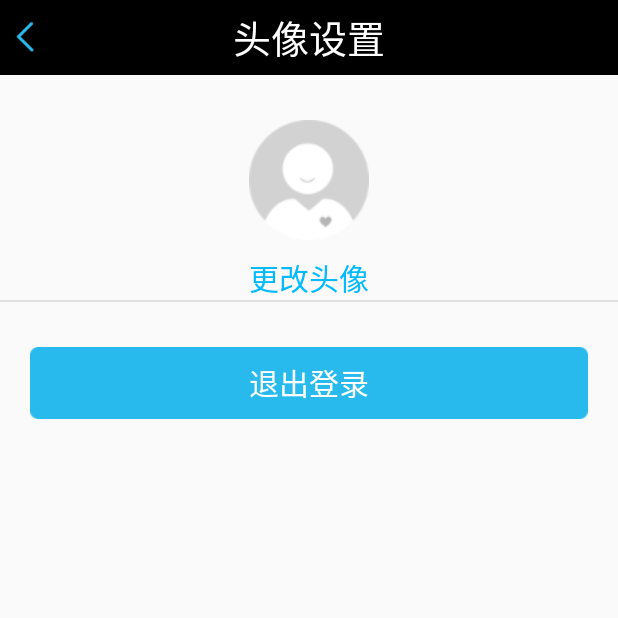
After one commit to xiaoloongge/p2p0224, an Android app: the IconSettingsActivity screen opened directly, with no data from a screen before it, on a phone screen of 412 x 824 dp, the top half of it. The commit adds this screen. Run offline under Robolectric (Android 15) with nearby library versions, the phone set to English and light mode, and no system bars; our stand-ins replace ButterKnife.

Commit message:
头像设置UI

```diff
--- a/app/src/main/AndroidManifest.xml
+++ b/app/src/main/AndroidManifest.xml
@@ -47,7 +47,8 @@
         </activity>
         <activity android:name=".activity.MainActivity" />
         <activity android:name=".activity.LoginActivity" />
-        <activity android:name=".activity.RegisterActivity"></activity>
+        <activity android:name=".activity.RegisterActivity" />
+        <activity android:name=".activity.IconSettingsActivity"></activity>
     </application>
 
 </manifest>
--- /dev/null
+++ b/app/src/main/java/com/atguigu/p2p0224/activity/IconSettingsActivity.java
@@ -0,0 +1,65 @@
+package com.atguigu.p2p0224.activity;
+
+import android.os.Bundle;
+import android.view.View;
+import android.widget.Button;
+import android.widget.ImageView;
+import android.widget.TextView;
+
+import com.atguigu.p2p0224.R;
+import com.atguigu.p2p0224.base.BaseActivity;
+
+import butterknife.Bind;
+import butterknife.ButterKnife;
+
+public class IconSettingsActivity extends BaseActivity {
+
+
+    @Bind(R.id.base_title)
+    TextView baseTitle;
+    @Bind(R.id.base_back)
+    ImageView baseBack;
+    @Bind(R.id.base_setting)
+    ImageView baseSetting;
+    @Bind(R.id.iv_user_icon)
+    ImageView ivUserIcon;
+    @Bind(R.id.tv_user_change)
+    TextView tvUserChange;
+    @Bind(R.id.btn_user_logout)
+    Button btnUserLogout;
+
+    @Override
+    public void initTitle() {
+        super.initTitle();
+        baseTitle.setText("头像设置");
+        baseBack.setVisibility(View.VISIBLE);
+    }
+
+    @Override
+    public void initListener() {
+
+        baseBack.setOnClickListener(new View.OnClickListener() {
+            @Override
+            public void onClick(View v) {
+                finish();
+            }
+        });
+    }
+
+    @Override
+    public void initData() {
+
+    }
+
+    @Override
+    public void initView() {
+
+    }
+
+    @Override
+    public int getLayoutId() {
+        return R.layout.activity_icon_settings;
+    }
+
+
+}
--- a/app/src/main/java/com/atguigu/p2p0224/fragment/PropertyFragment.java
+++ b/app/src/main/java/com/atguigu/p2p0224/fragment/PropertyFragment.java
@@ -1,24 +1,24 @@
 package com.atguigu.p2p0224.fragment;
 
+import android.content.Intent;
 import android.graphics.Bitmap;
-import android.os.Bundle;
-import android.view.LayoutInflater;
 import android.view.View;
-import android.view.ViewGroup;
 import android.widget.ImageView;
 import android.widget.RelativeLayout;
 import android.widget.TextView;
 
 import com.atguigu.p2p0224.R;
+import com.atguigu.p2p0224.activity.IconSettingsActivity;
+import com.atguigu.p2p0224.activity.MainActivity;
 import com.atguigu.p2p0224.base.BaseFragment;
 import com.atguigu.p2p0224.common.AppNetConfig;
 import com.atguigu.p2p0224.utils.BitmapUtils;
 import com.squareup.picasso.Picasso;
 import com.squareup.picasso.Transformation;
 
+import java.io.UnsupportedEncodingException;
+
 import butterknife.Bind;
-import butterknife.ButterKnife;
-import jp.wasabeef.picasso.transformations.CropCircleTransformation;
 
 /**
  * Created by Administrator on 2017/6/20.
@@ -64,6 +64,19 @@ public class PropertyFragment extends BaseFragment {
     }
 
     @Override
+    public void initListener() {
+        super.initListener();
+
+        tvSettings.setOnClickListener(new View.OnClickListener() {
+            @Override
+            public void onClick(View v) {
+                //起动设置界面
+                startActivity(new Intent(getActivity(),IconSettingsActivity.class));
+            }
+        });
+    }
+
+    @Override
     public void initData() {
         Picasso.with(getActivity())
                 .load(AppNetConfig.BASE_URL+"images/tx.png")
@@ -81,6 +94,14 @@ public class PropertyFragment extends BaseFragment {
                     }
                 })
                 .into(ivMeIcon);
+
+        MainActivity mainActivity = (MainActivity)getActivity();
+        try {
+            String name = new String(mainActivity.getUser().getName().getBytes(), "GBK");
+            tvMeName.setText(name);
+        } catch (UnsupportedEncodingException e) {
+            e.printStackTrace();
+        }
     }
 
     @Override
--- /dev/null
+++ b/app/src/main/res/layout/activity_icon_settings.xml
@@ -0,0 +1,55 @@
+<?xml version="1.0" encoding="utf-8"?>
+<LinearLayout
+    xmlns:android="http://schemas.android.com/apk/res/android"
+    android:layout_width="match_parent"
+    android:layout_height="match_parent"
+    android:orientation="vertical"
+    >
+
+    <include layout="@layout/base_title"></include>
+    <RelativeLayout
+        android:layout_width="match_parent"
+        android:layout_height="150dp">
+
+        <ImageView
+            android:id="@+id/iv_user_icon"
+            android:layout_width="80dp"
+            android:layout_height="80dp"
+            android:src="@drawable/my_user_default"
+            android:layout_centerHorizontal="true"
+            android:layout_marginTop="30dp"
+            />
+
+        <TextView
+            android:id="@+id/tv_user_change"
+            android:layout_width="wrap_content"
+            android:layout_height="wrap_content"
+            android:text="更改头像"
+            android:textSize="20sp"
+            android:layout_centerHorizontal="true"
+            android:layout_below="@id/iv_user_icon"
+            android:layout_marginTop="10dp"
+            android:textColor="#00baff"
+            />
+    </RelativeLayout>
+
+    <View
+        android:layout_width="match_parent"
+        android:layout_height="1dp"
+        android:background="@color/divider_line"
+        ></View>
+    <Button
+        android:id="@+id/btn_user_logout"
+        android:layout_width="match_parent"
+        android:layout_height="wrap_content"
+        android:text="退出登录"
+        android:textSize="20sp"
+        android:layout_marginLeft="20dp"
+        android:layout_marginRight="20dp"
+        android:textColor="@android:color/white"
+        android:layout_marginTop="30dp"
+        android:background="@drawable/btn_01"
+        />
+
+
+</LinearLayout>
```
Also changed, not shown: app/src/main/java/com/atguigu/p2p0224/base/BaseActivity.java (+9 -0 lines), 1 other file.
